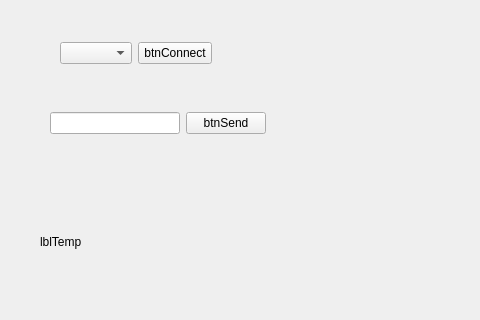
Qt form project_qt/mainwindow.ui (qkrtkdgus010208/Qt_ARM-Vehicle_Control_System) before a commit; both pictures show x 0 to 480 and y 0 to 320 of the 800 by 600 pixel window.
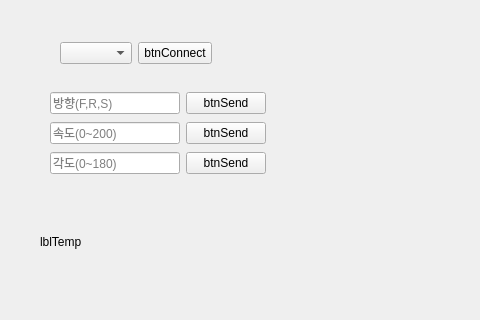
The same form after that commit.

What changed in the file:
```diff
--- a/project_qt/mainwindow.ui
+++ b/project_qt/mainwindow.ui
@@ -14,7 +14,7 @@
    <string>MainWindow</string>
   </property>
   <widget class="QWidget" name="centralwidget">
-   <widget class="QWidget" name="">
+   <widget class="QWidget" name="layoutWidget">
     <property name="geometry">
      <rect>
       <x>40</x>
@@ -40,18 +40,22 @@
      </item>
     </layout>
    </widget>
-   <widget class="QWidget" name="">
+   <widget class="QWidget" name="layoutWidget">
     <property name="geometry">
      <rect>
       <x>50</x>
-      <y>110</y>
+      <y>90</y>
       <width>216</width>
       <height>26</height>
      </rect>
     </property>
     <layout class="QHBoxLayout" name="horizontalLayout_2">
      <item>
-      <widget class="QLineEdit" name="editCommand"/>
+      <widget class="QLineEdit" name="editCommand">
+       <property name="placeholderText">
+        <string>방향(F,R,S)</string>
+       </property>
+      </widget>
      </item>
      <item>
       <widget class="QPushButton" name="btnSend">
@@ -62,7 +66,7 @@
      </item>
     </layout>
    </widget>
-   <widget class="QWidget" name="">
+   <widget class="QWidget" name="layoutWidget">
     <property name="geometry">
      <rect>
       <x>60</x>
@@ -84,6 +88,58 @@
      </item>
     </layout>
    </widget>
+   <widget class="QWidget" name="layoutWidget_2">
+    <property name="geometry">
+     <rect>
+      <x>50</x>
+      <y>120</y>
+      <width>216</width>
+      <height>26</height>
+     </rect>
+    </property>
+    <layout class="QHBoxLayout" name="horizontalLayout_3">
+     <item>
+      <widget class="QLineEdit" name="editCommand_2">
+       <property name="placeholderText">
+        <string>속도(0~200)</string>
+       </property>
+      </widget>
+     </item>
+     <item>
+      <widget class="QPushButton" name="btnSend_2">
+       <property name="text">
+        <string>btnSend</string>
+       </property>
+      </widget>
+     </item>
+    </layout>
+   </widget>
+   <widget class="QWidget" name="layoutWidget_3">
+    <property name="geometry">
+     <rect>
+      <x>50</x>
+      <y>150</y>
+      <width>216</width>
+      <height>26</height>
+     </rect>
+    </property>
+    <layout class="QHBoxLayout" name="horizontalLayout_4">
+     <item>
+      <widget class="QLineEdit" name="editCommand_3">
+       <property name="placeholderText">
+        <string>각도(0~180)</string>
+       </property>
+      </widget>
+     </item>
+     <item>
+      <widget class="QPushButton" name="btnSend_3">
+       <property name="text">
+        <string>btnSend</string>
+       </property>
+      </widget>
+     </item>
+    </layout>
+   </widget>
   </widget>
   <widget class="QMenuBar" name="menubar">
    <property name="geometry">
```
